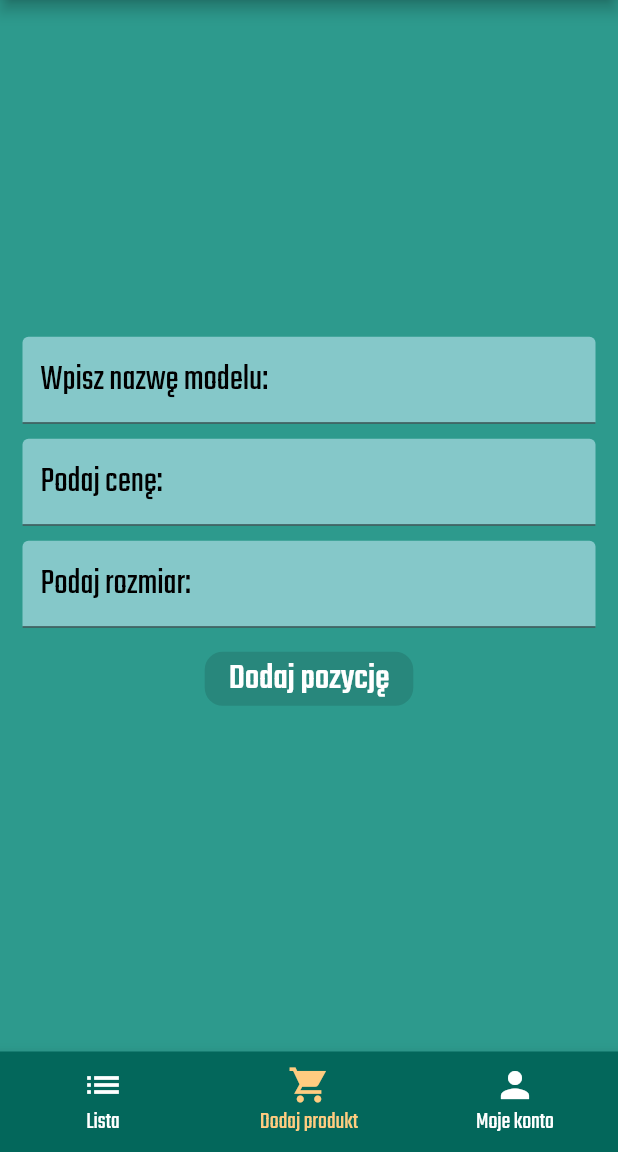
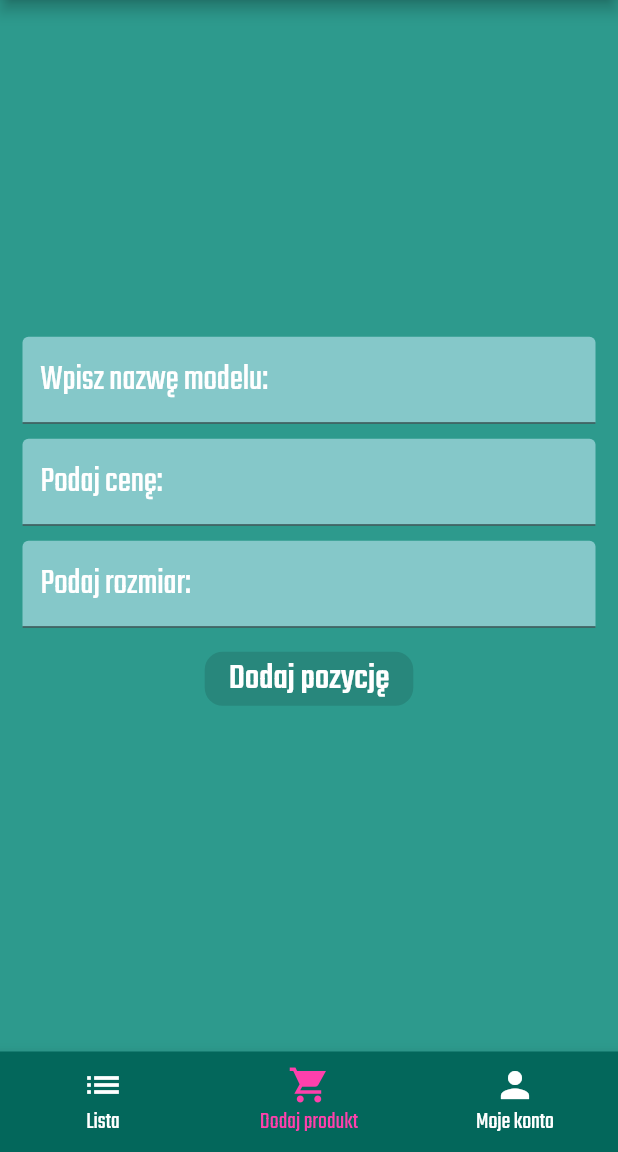
Before and after one commit to kubaolszewski/sneaky_shopper, a Flutter app: the HomePage screen opened directly with empty values, item 2 of the bottom bar chosen, on a phone screen of 412 x 824 dp, the part 84-1236 px from its top. Run offline on Flutter 3.47's test engine with Material 2 defaults, Android fonts, the phone set to English and light mode, and no system bars; our stand-ins replace cloud_firestore, firebase_auth, firebase_core, google_fonts, iconsax; accounts and stored records are empty.

Commit message:
Add minor visual changes

```diff
--- a/lib/app/home/add_product_page/add_product_page_content.dart
+++ b/lib/app/home/add_product_page/add_product_page_content.dart
@@ -33,7 +33,7 @@ class _AddProductPageContentState extends State<AddProductPageContent> {
                   fillColor: const Color(0xff85c8c9),
                   hintText: 'Wpisz nazwę modelu:',
                   hintStyle:
-                      GoogleFonts.teko(color: Colors.black, fontSize: 24)),
+                      GoogleFonts.teko(color: Colors.white, fontSize: 24)),
               onChanged: (newValue) {
                 setState(() {
                   name = newValue;
@@ -47,7 +47,7 @@ class _AddProductPageContentState extends State<AddProductPageContent> {
                   fillColor: const Color(0xff85c8c9),
                   hintText: 'Podaj cenę:',
                   hintStyle:
-                      GoogleFonts.teko(color: Colors.black, fontSize: 24)),
+                      GoogleFonts.teko(color: Colors.white, fontSize: 24)),
               onChanged: (newValue) {
                 setState(() {
                   price = newValue;
@@ -61,7 +61,7 @@ class _AddProductPageContentState extends State<AddProductPageContent> {
                   fillColor: const Color(0xff85c8c9),
                   hintText: 'Podaj rozmiar:',
                   hintStyle:
-                      GoogleFonts.teko(color: Colors.black, fontSize: 24)),
+                      GoogleFonts.teko(color: Colors.white, fontSize: 24)),
               onChanged: (newValue) {
                 setState(() {
                   size = newValue;
@@ -73,7 +73,7 @@ class _AddProductPageContentState extends State<AddProductPageContent> {
                 style: ElevatedButton.styleFrom(
                     shape: RoundedRectangleBorder(
                         borderRadius: BorderRadius.circular(12)),
-                    backgroundColor: const Color(0xff11DDC4)),
+                    backgroundColor: const Color(0xffff40ac)),
                 onPressed: name.isEmpty || price.isEmpty || size.isEmpty
                     ? null
                     : () {
--- a/lib/app/home/home_page.dart
+++ b/lib/app/home/home_page.dart
@@ -59,7 +59,7 @@ class _HomePageState extends State<HomePage> {
         child: BottomNavigationBar(
           selectedLabelStyle: GoogleFonts.teko(fontSize: 16),
           unselectedLabelStyle: GoogleFonts.teko(fontSize: 16),
-          selectedItemColor: Colors.orange[200],
+          selectedItemColor: const Color(0xffff40ac),
           unselectedItemColor: Colors.white,
           currentIndex: currentIndex,
           onTap: (newIndex) {
--- a/lib/app/home/my_account/my_account_page_content.dart
+++ b/lib/app/home/my_account/my_account_page_content.dart
@@ -74,7 +74,7 @@ class MyAccountPageContent extends StatelessWidget {
             style: ElevatedButton.styleFrom(
                 shape: RoundedRectangleBorder(
                     borderRadius: BorderRadius.circular(24)),
-                backgroundColor: const Color(0xff11DDC4)),
+                backgroundColor: const Color(0xffff40ac)),
             onPressed: () {
               FirebaseAuth.instance.signOut();
             },
--- a/lib/main.dart
+++ b/lib/main.dart
@@ -20,7 +20,7 @@ class MyApp extends StatelessWidget {
     return MaterialApp(
       title: 'Flutter Demo',
       theme: ThemeData(
-        primarySwatch: Colors.blue,
+        primarySwatch: Colors.pink,
       ),
       home: const WelcomePage(),
     );
```
Also changed, not shown: lib/app/login/login_page.dart (+4 -4 lines).
